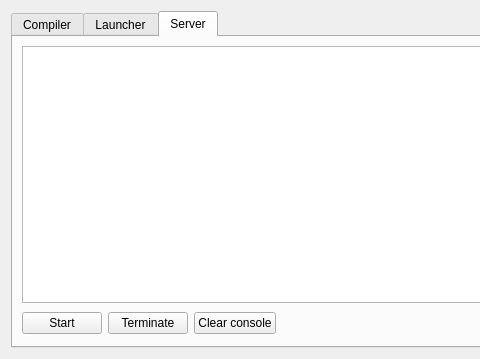
area9innovation/flow9, file resources/kate/flow/FlowConfig.ui: the form before one commit; both pictures show x 0 to 480 and y 0 to 359 of the 862 by 359 pixel window.
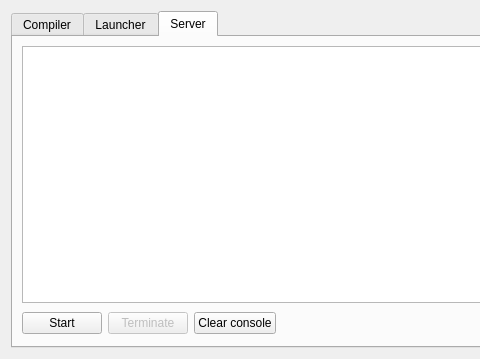
The form after the commit. The open tabs and pages were chosen to show the change.

Patch:
```diff
--- a/resources/kate/flow/FlowConfig.ui
+++ b/resources/kate/flow/FlowConfig.ui
@@ -317,6 +317,9 @@
          </item>
          <item>
           <widget class="QPushButton" name="serverTerminateButton">
+           <property name="enabled">
+            <bool>false</bool>
+           </property>
            <property name="text">
             <string>Terminate</string>
            </property>
```
Left out of the diff: 2 changed lines with no effect on the pictures.
